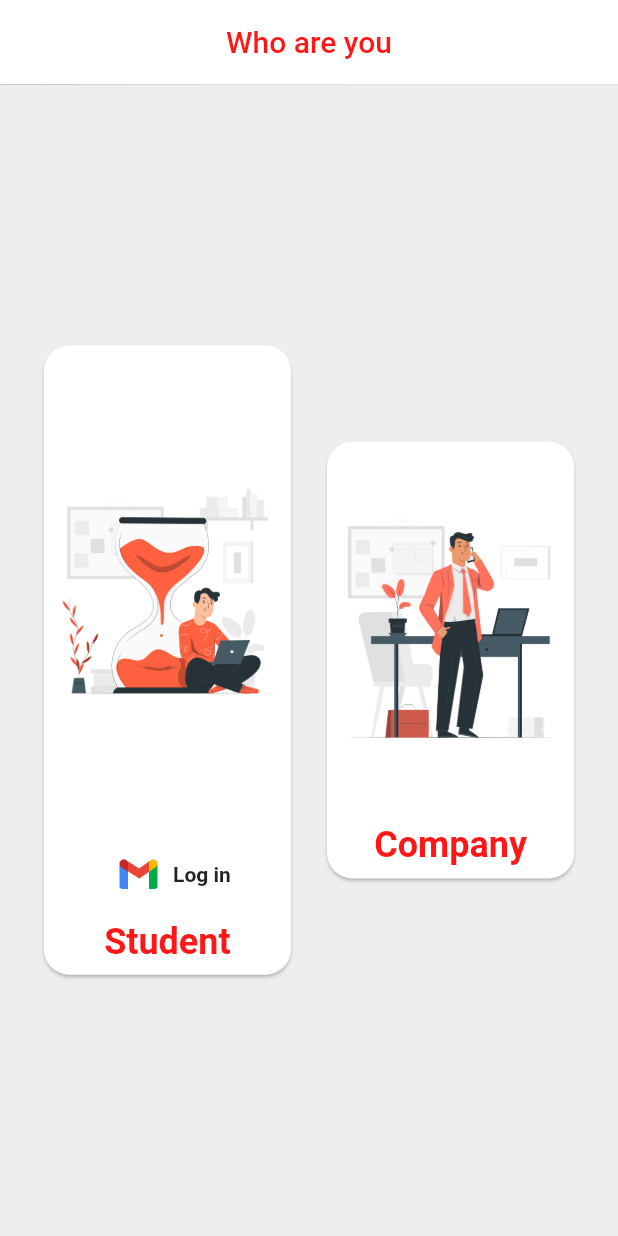
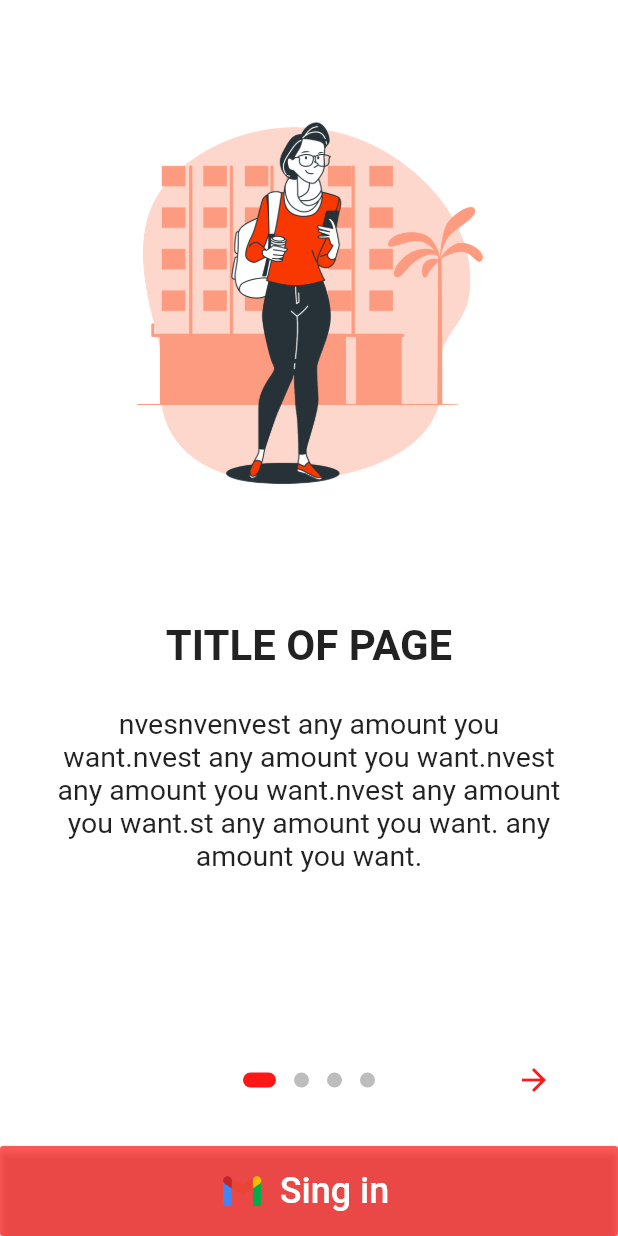
Before and after one commit to houssamaziez/Forssa, a Flutter app: the screen it shows after launch, on a phone screen of 412 x 824 dp. Run offline on Flutter 3.47's test engine with Material 2 defaults, Android fonts, the phone set to English and light mode, and no system bars; drawn by our look-alikes of introduction_screen; our stand-ins replace cached_network_image, card_swiper, firebase_core, flutter_spinkit, flutter_staggered_animations, get and 4 more; missing offline and left inert: selection_menu; accounts and stored records are empty.

Commit message:
VERSION4

```diff
--- a/lib/controller/login_controller.dart
+++ b/lib/controller/login_controller.dart
@@ -1,4 +1,3 @@
-import 'package:forssa/screens/home.dart';
 import 'package:forssa/screens/screen_chos.dart';
 import 'package:forssa/screens/var.dart';
 import 'package:get/get_navigation/src/extension_navigation.dart';
@@ -8,12 +7,13 @@ import 'package:google_sign_in/google_sign_in.dart';
 import '../widget/botom_nav.dart';
 
 class Logincontroller extends GetxController {
+  var isleading = false;
   GoogleSignIn googlesing = GoogleSignIn();
   loginstd() async {
     final usergogle = await googlesing.signIn();
 
     if (usergogle == null) {
-      return "";
+      Get.snackbar("The internet is weak", "Check your internet and try again");
     } else {
       await user.write('username', usergogle.displayName);
       update();
@@ -30,6 +30,7 @@ class Logincontroller extends GetxController {
       await user.write('isstdt', true);
 
       update();
+      print("cbnnnnnnnnnnnnnnnnnnnnn");
       Get.off(() => MyHomePage());
     }
   }
--- a/lib/main.dart
+++ b/lib/main.dart
@@ -6,6 +6,7 @@ import 'package:forssa/Model/list_app.dart';
 import 'package:forssa/screens/screen_start.dart';
 import 'package:forssa/screens/screen_stg.dart';
 import 'package:forssa/widget/botom_nav.dart';
+import 'package:forssa/widget/trd.dart';
 import 'package:get/get.dart';
 import 'package:get/get_navigation/get_navigation.dart';
 import 'package:get_storage/get_storage.dart';
@@ -21,7 +22,7 @@ Future<void> main() async {
   }
   SystemChrome.setPreferredOrientations(
       [DeviceOrientation.portraitUp, DeviceOrientation.portraitDown]);
-  runApp(const MyApp());
+  runApp(App());
 }
 
 class MyApp extends StatelessWidget {
--- /dev/null
+++ b/lib/widget/trd.dart
@@ -0,0 +1,164 @@
+import 'package:flutter/foundation.dart';
+import 'package:flutter/material.dart';
+import 'package:flutter/services.dart';
+import 'package:forssa/screens/var.dart';
+import 'package:get/get.dart';
+import 'package:introduction_screen/introduction_screen.dart';
+
+import '../controller/login_controller.dart';
+import '../screens/screen_start.dart';
+
+class App extends StatelessWidget {
+  @override
+  Widget build(BuildContext context) {
+    SystemChrome.setSystemUIOverlayStyle(
+      SystemUiOverlayStyle.dark.copyWith(statusBarColor: Colors.transparent),
+    );
+
+    return MaterialApp(
+      home: OnBoardingPage(),
+    );
+  }
+}
+
+class OnBoardingPage extends StatefulWidget {
+  @override
+  _OnBoardingPageState createState() => _OnBoardingPageState();
+}
+
+class _OnBoardingPageState extends State<OnBoardingPage> {
+  final introKey = GlobalKey<IntroductionScreenState>();
+
+  Widget _buildImage(String assetName, [double width = 350]) {
+    return Image.asset('images/$assetName', width: width);
+  }
+
+  final c = Get.put(Logincontroller());
+  bool isleading = false;
+  @override
+  Widget build(BuildContext context) {
+    const bodyStyle = TextStyle(fontSize: 19.0);
+
+    const pageDecoration = PageDecoration(
+      titleTextStyle: TextStyle(fontSize: 28.0, fontWeight: FontWeight.w700),
+      bodyTextStyle: bodyStyle,
+      bodyPadding: EdgeInsets.fromLTRB(16.0, 0.0, 16.0, 16.0),
+      pageColor: Colors.white,
+      imagePadding: EdgeInsets.zero,
+    );
+
+    return IntroductionScreen(
+      key: introKey,
+      globalBackgroundColor: Colors.white,
+
+      globalFooter: SizedBox(
+          width: double.infinity,
+          height: 60,
+          child: MaterialButton(
+            onPressed: () {
+              setState(() async {
+                isleading = true;
+                await c.loginstd();
+                isleading = false;
+              });
+            },
+            color: color2.withOpacity(0.7),
+            child: Center(
+              child: isleading == true
+                  ? spinkit
+                  : Row(
+                      mainAxisAlignment: MainAxisAlignment.center,
+                      children: [
+                        Image.asset(
+                          "images/gmail.png",
+                          height: 30,
+                        ),
+                        const SizedBox(
+                          width: 10,
+                        ),
+                        const Text(
+                          'Sing in ',
+                          style: TextStyle(fontSize: 24, color: Colors.white),
+                        ),
+                      ],
+                    ),
+            ),
+          )),
+      pages: [
+        // page 1
+        PageViewModel(
+          title: "TITLE OF PAGE",
+          body:
+              "nvesnvenvest any amount you want.nvest any amount you want.nvest any amount you want.nvest any amount you want.st any amount you want. any amount you want.",
+          image: _buildImage('img1.png'),
+          decoration: pageDecoration,
+        ),
+        // page 2
+
+        PageViewModel(
+          title: "Learn as you go",
+          body:
+              "Download the Stockpile app and master the market with our mini-lesson.",
+          image: _buildImage('Img3.png'),
+          decoration: pageDecoration,
+        ),
+        // page 3
+        PageViewModel(
+          title: "Kids and teens",
+          body:
+              "Kids and teens can track their stocks 24/7 and place trades that you approve.",
+          image: _buildImage('Img3.png'),
+          decoration: pageDecoration,
+        ),
+        // page 4
+        // page 5
+        PageViewModel(
+          title: "Another title page",
+          body: "Another beautiful body text for this example onboarding",
+          image: _buildImage('img1.png'),
+          decoration: pageDecoration,
+        ),
+      ],
+      onDone: () => setState(() async {
+        isleading = true;
+        await c.loginstd();
+        isleading = false;
+      }),
+      //onSkip: () => _onIntroEnd(context), // You can override onSkip callback
+      showSkipButton: false,
+      skipOrBackFlex: 0,
+      nextFlex: 0,
+      showBackButton: true,
+      //rtl: true, // Display as right-to-left
+      back: Icon(
+        Icons.arrow_back,
+        color: color2,
+      ),
+      next: Icon(
+        Icons.arrow_forward,
+        color: color2,
+      ),
+      done: Text('Done',
+          style: TextStyle(fontWeight: FontWeight.w600, color: color2)),
+      curve: Curves.fastLinearToSlowEaseIn,
+      controlsMargin: const EdgeInsets.all(16),
+      controlsPadding: kIsWeb
+          ? const EdgeInsets.all(12.0)
+          : const EdgeInsets.fromLTRB(8.0, 4.0, 8.0, 4.0),
+      dotsDecorator: DotsDecorator(
+        size: const Size(10.0, 10.0),
+        color: const Color(0xFFBDBDBD),
+        activeColor: color2,
+        activeSize: const Size(22.0, 10.0),
+        activeShape: const RoundedRectangleBorder(
+          borderRadius: BorderRadius.all(Radius.circular(25.0)),
+        ),
+      ),
+      dotsContainerDecorator: const ShapeDecoration(
+        shape: RoundedRectangleBorder(
+          borderRadius: BorderRadius.all(Radius.circular(8.0)),
+        ),
+      ),
+    );
+  }
+}
--- a/pubspec.yaml
+++ b/pubspec.yaml
@@ -51,6 +51,7 @@ dependencies:
   card_swiper: ^2.0.3
   selection_menu: ^1.0.0
   cached_network_image: ^3.2.0
+  introduction_screen: ^3.0.0
 
 
 dev_dependencies:
```
Also changed, not shown: lib/screens/Screen_home.dart (+38 -12 lines), lib/screens/profile_work.dart (+17 -10 lines), lib/screens/screen_favort.dart (+14 -9 lines), images/Img3.png (added), images/World.png (deleted), images/img1.png (added), images/img2.png, pubspec.lock.
